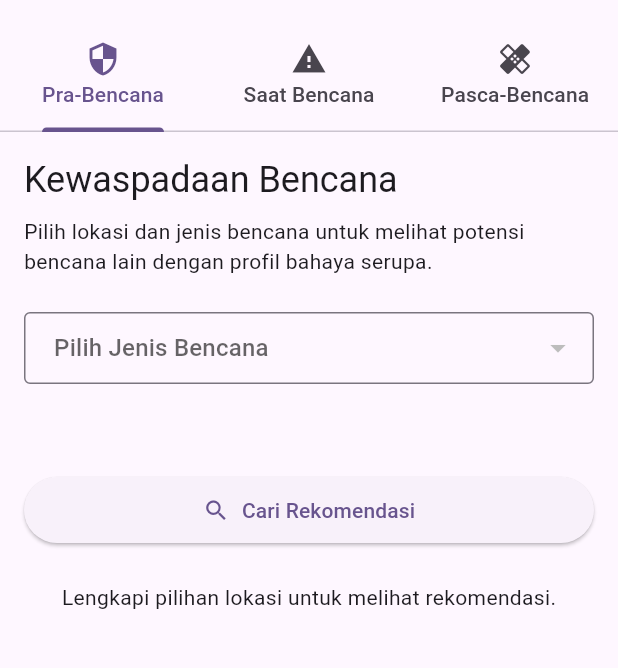
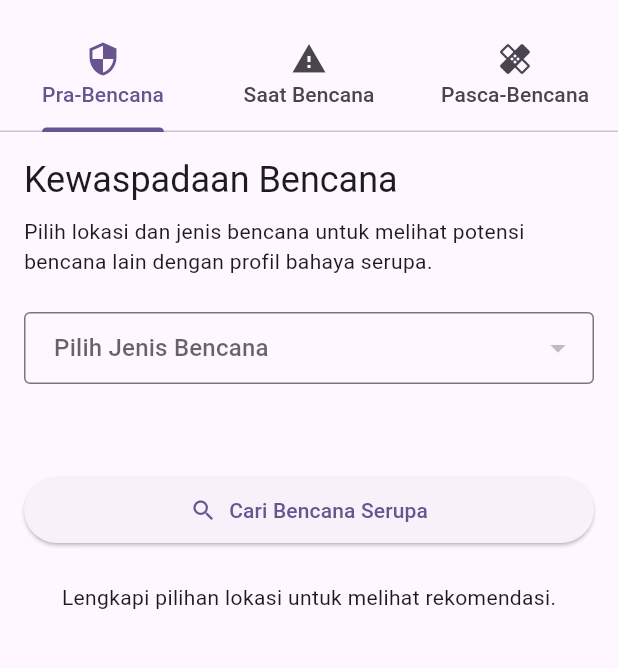
Before and after one commit to macamtema/LAI25-SSO53, a Flutter app: the screen it shows after launch, on a phone screen of 412 x 824 dp, the part 63-731 px from its top. Run offline on Flutter 3.47's test engine with Material 3 defaults, Android fonts, the phone set to English and light mode, and no system bars; our stand-ins replace flutter_riverpod, sqflite; missing offline and left inert: tflite_flutter; accounts and stored records are empty.

Commit message:
app update

```diff
--- a/lib/ui/tabs/pra_bencana_tab.dart
+++ b/lib/ui/tabs/pra_bencana_tab.dart
@@ -21,6 +21,54 @@ class _PraBencanaTabState extends ConsumerState<PraBencanaTab> {
   String? _selectedProvinsi;
   String? _selectedKabupaten;
   String? _selectedKecamatan;
+
+  // --- PENAMBAHAN BARU: State untuk menampung info bahaya saat ini ---
+  Map<String, dynamic>? _currentHazardInfo;
+  bool _isFetchingHazardInfo = false;
+  // --- AKHIR PENAMBAHAN BARU ---
+
+  // --- PENAMBAHAN BARU: Fungsi untuk mengambil data bahaya lokasi saat ini ---
+  Future<void> _fetchCurrentHazardInfo() async {
+    // Pastikan semua dropdown sudah terisi
+    if (_selectedBencana == null ||
+        _selectedProvinsi == null ||
+        _selectedKabupaten == null ||
+        _selectedKecamatan == null) {
+      return;
+    }
+
+    // Set state loading
+    if (mounted) {
+      setState(() {
+        _isFetchingHazardInfo = true;
+        _currentHazardInfo = null;
+      });
+    }
+
+    final db = ref.read(databaseProvider);
+    final lokasiId = await db.getLokasiId(
+      _selectedBencana!,
+      _selectedProvinsi!,
+      _selectedKabupaten!,
+      _selectedKecamatan!,
+    );
+
+    if (lokasiId != null) {
+      final details = await db.getBahayaDetails(lokasiId);
+      if (mounted) {
+        setState(() {
+          _currentHazardInfo = details;
+        });
+      }
+    }
+
+    if (mounted) {
+      setState(() {
+        _isFetchingHazardInfo = false;
+      });
+    }
+  }
+  // --- AKHIR PENAMBAHAN BARU ---
 
   // Helper untuk menampilkan dialog detail
   void _showDetailsDialog(
@@ -191,6 +239,7 @@ class _PraBencanaTabState extends ConsumerState<PraBencanaTab> {
             _selectedProvinsi = null;
             _selectedKabupaten = null;
             _selectedKecamatan = null;
+            _currentHazardInfo = null;
             ref.read(recommendationProvider.notifier).resetState();
           }),
         ),
@@ -204,6 +253,7 @@ class _PraBencanaTabState extends ConsumerState<PraBencanaTab> {
               _selectedProvinsi = value;
               _selectedKabupaten = null;
               _selectedKecamatan = null;
+              _currentHazardInfo = null;
               ref.read(recommendationProvider.notifier).resetState();
             }),
           ),
@@ -216,6 +266,7 @@ class _PraBencanaTabState extends ConsumerState<PraBencanaTab> {
             onChanged: (value) => setState(() {
               _selectedKabupaten = value;
               _selectedKecamatan = null;
+              _currentHazardInfo = null;
               ref.read(recommendationProvider.notifier).resetState();
             }),
           ),
@@ -225,18 +276,92 @@ class _PraBencanaTabState extends ConsumerState<PraBencanaTab> {
             hint: 'Pilih Kecamatan',
             value: _selectedKecamatan,
             items: kecamatanAsync,
+            // --- PERUBAHAN DI SINI ---
             onChanged: (value) {
               setState(() {
                 _selectedKecamatan = value;
               });
               ref.read(recommendationProvider.notifier).resetState();
+              if (value != null) {
+                // Panggil fungsi untuk fetch info bahaya saat ini
+                _fetchCurrentHazardInfo();
+              } else {
+                setState(() {
+                  _currentHazardInfo = null;
+                });
+              }
             },
+            // --- AKHIR PERUBAHAN ---
           ),
         const SizedBox(height: 24),
+
+        // --- PENAMBAHAN BARU: Widget untuk menampilkan info bahaya saat ini ---
+        if (_isFetchingHazardInfo)
+          const Center(
+            child: Padding(
+              padding: EdgeInsets.all(8.0),
+              child: CircularProgressIndicator(),
+            ),
+          )
+        else if (_currentHazardInfo != null)
+          Card(
+            margin: const EdgeInsets.only(bottom: 24.0),
+            elevation: 2,
+            child: Padding(
+              padding: const EdgeInsets.all(16.0),
+              child: Column(
+                crossAxisAlignment: CrossAxisAlignment.start,
+                children: [
+                  Text(
+                    "Info Bahaya Lokasi Terpilih",
+                    style: Theme.of(context).textTheme.titleMedium?.copyWith(
+                      fontWeight: FontWeight.bold,
+                    ),
+                  ),
+                  const Divider(height: 20),
+                  Row(
+                    mainAxisAlignment: MainAxisAlignment.spaceBetween,
+                    children: [
+                      const Text(
+                        "Kelas Bahaya:",
+                        style: TextStyle(fontSize: 16),
+                      ),
+                      Chip(
+                        label: Text(
+                          _currentHazardInfo!['kelas_bahaya'] ?? 'N/A',
+                          style: const TextStyle(fontWeight: FontWeight.bold),
+                        ),
+                        backgroundColor: Colors.orange.shade100,
+                      ),
+                    ],
+                  ),
+                  const SizedBox(height: 8),
+                  Row(
+                    mainAxisAlignment: MainAxisAlignment.spaceBetween,
+                    children: [
+                      const Text(
+                        "Kelas Risiko:",
+                        style: TextStyle(fontSize: 16),
+                      ),
+                      Chip(
+                        label: Text(
+                          _currentHazardInfo!['kelas_resiko'] ?? 'N/A',
+                          style: const TextStyle(fontWeight: FontWeight.bold),
+                        ),
+                        backgroundColor: Colors.red.shade100,
+                      ),
+                    ],
+                  ),
+                ],
+              ),
+            ),
+          ),
+
+        // --- AKHIR PENAMBAHAN BARU ---
         ElevatedButton.icon(
           onPressed: _getRecommendations,
           icon: const Icon(Icons.search),
-          label: const Text('Cari Rekomendasi'),
+          label: const Text('Cari Bencana Serupa'),
           style: ElevatedButton.styleFrom(
             padding: const EdgeInsets.symmetric(vertical: 12),
           ),
```
Also changed, not shown: 1 other file.
